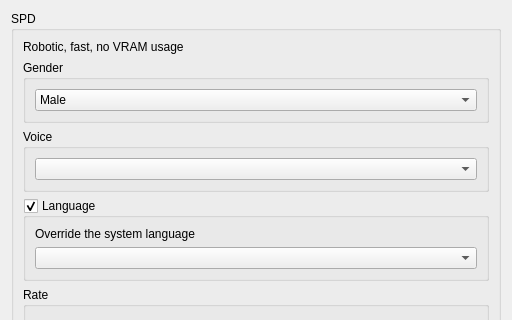
This is src/airunner/widgets/tts/templates/espeak_preferences.ui in Capsize-Games/airunner as Qt 5 draws it before an edit; both pictures show x 0 to 512 and y 0 to 320 of the 512 by 787 pixel window. The edited form follows.
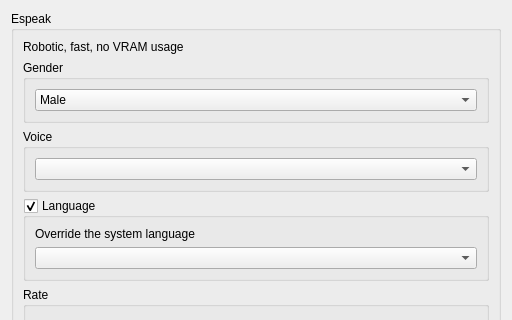
This is the edited form. Custom widgets are drawn as their Qt base class.

```diff
--- a/src/airunner/widgets/tts/templates/espeak_preferences.ui
+++ b/src/airunner/widgets/tts/templates/espeak_preferences.ui
@@ -30,7 +30,7 @@
    <item row="0" column="0">
     <widget class="QGroupBox" name="use_bark">
      <property name="title">
-      <string>SPD</string>
+      <string>Espeak</string>
      </property>
      <property name="checkable">
       <bool>false</bool>
```
Left out of the diff: 6 changed lines with no effect on the pictures.
